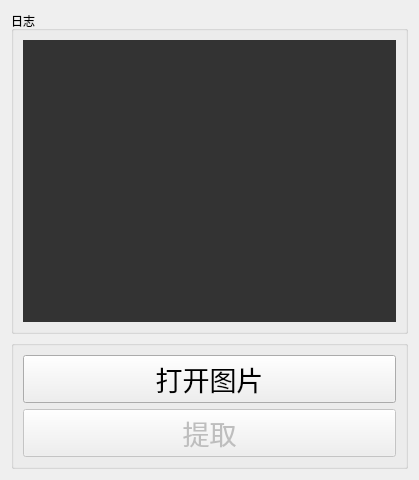
Old version of the form ExtractorWindow.ui in the repository ChasonJiang/Facial-Data-Extractor.
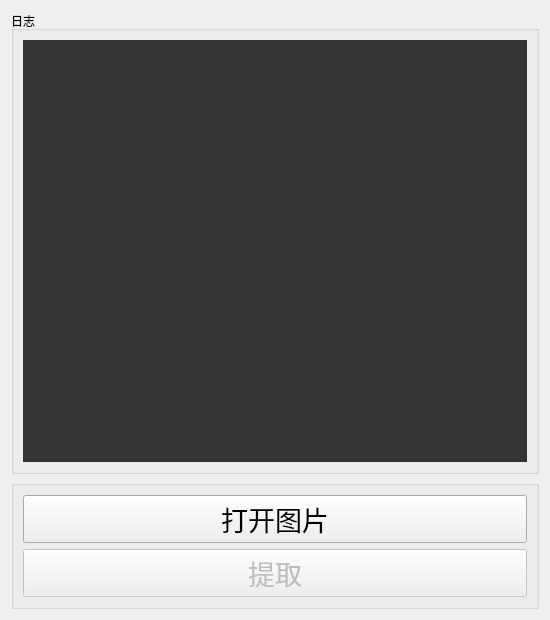
New version of the form.

Diff of the .ui file:
```diff
--- a/ExtractorWindow.ui
+++ b/ExtractorWindow.ui
@@ -6,8 +6,8 @@
    <rect>
     <x>0</x>
     <y>0</y>
-    <width>419</width>
-    <height>480</height>
+    <width>550</width>
+    <height>620</height>
    </rect>
   </property>
   <property name="windowTitle">
```
